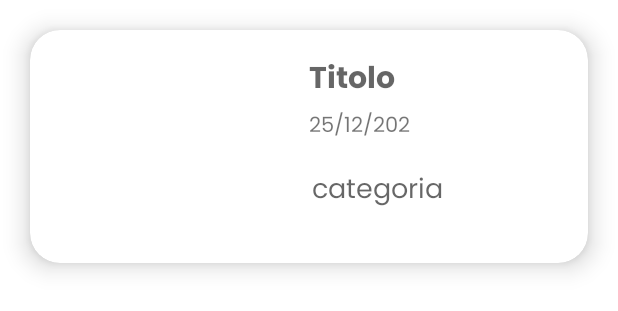
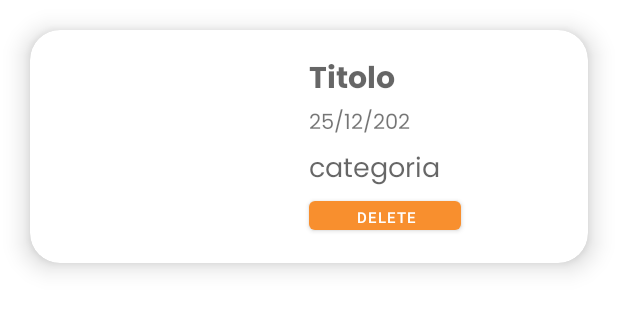
Before and after one commit to FilippoMariucci/ProgettoAndorid, an Android app: the layout occasioni_create_card.xml on its own in the app's theme, with its tools: preview values and no code run, on a phone screen of 412 x 824 dp. Shown: the top 311 px of the screen. Run offline under Robolectric (Android 15) with nearby library versions, the phone set to English and light mode, and no system bars.

Commit message:
delete event

```diff
--- a/app/src/main/res/layout/occasioni_create_card.xml
+++ b/app/src/main/res/layout/occasioni_create_card.xml
@@ -22,8 +22,8 @@
 
         <TextView
             android:id="@+id/titoloEventoCreato"
-            android:layout_width="213dp"
-            android:layout_height="31dp"
+            android:layout_width="184dp"
+            android:layout_height="29dp"
             android:layout_marginStart="28dp"
             android:layout_marginTop="16dp"
             android:fontFamily="@font/poppins_bold"
@@ -47,15 +47,25 @@
 
         <TextView
             android:id="@+id/categoriaEventoCreato"
-            android:layout_width="208dp"
-            android:layout_height="26dp"
-            android:layout_marginStart="30dp"
-            android:layout_marginTop="20dp"
+            android:layout_width="184dp"
+            android:layout_height="25dp"
+            android:layout_marginStart="28dp"
+            android:layout_marginTop="8dp"
             android:fontFamily="@font/poppins"
             android:hint="categoria"
             android:textSize="18dp"
             app:layout_constraintStart_toEndOf="@+id/fotoEventoUtente"
             app:layout_constraintTop_toBottomOf="@+id/dataEventoCreato"></TextView>
+
+        <Button
+            android:layout_width="101dp"
+            android:layout_height="31dp"
+            android:layout_marginStart="28dp"
+            android:layout_marginTop="4dp"
+            android:text="DELETE"
+            android:textSize="10dp"
+            app:layout_constraintStart_toEndOf="@+id/fotoEventoUtente"
+            app:layout_constraintTop_toBottomOf="@+id/categoriaEventoCreato" />
     </androidx.constraintlayout.widget.ConstraintLayout>
 
 </androidx.cardview.widget.CardView>
```
Also changed, not shown: app/src/main/java/com/example/progettoprogrammazionemobile/AdapterRV/occasioniCreateAdapter.kt (+20 -4 lines), app/src/main/java/com/example/progettoprogrammazionemobile/occasioni_create.kt (+12 -3 lines).
